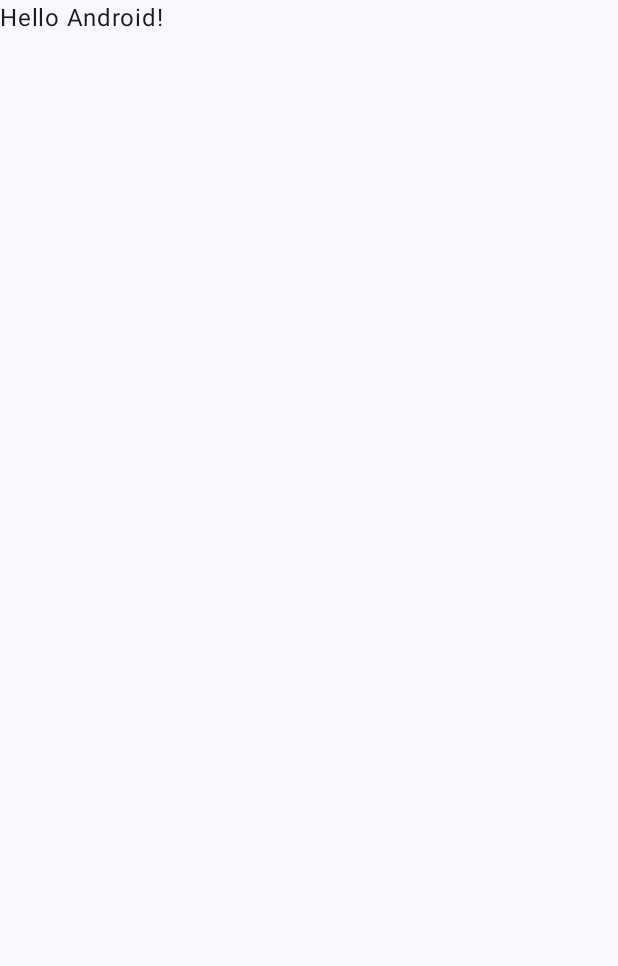
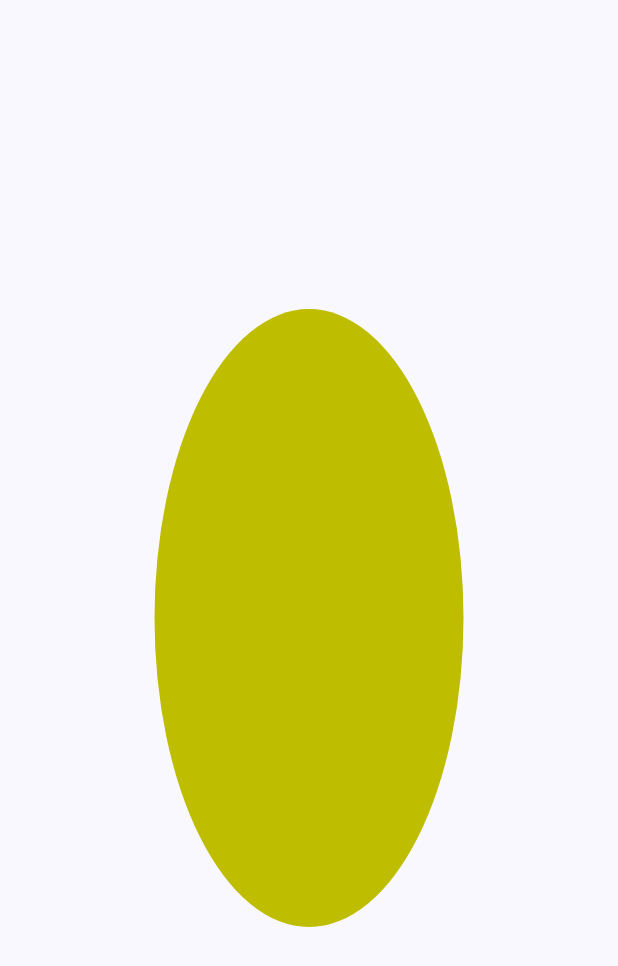
Before and after one commit to philipplackner/AndroidInternals, an Android app built with Jetpack Compose: the screen it shows after launch (MainActivity), on a phone screen of 412 x 824 dp. Before the commit the part shown is almost empty. Shown: the top 966 px of the screen. Run offline under Robolectric (Android 15) with nearby library versions, the phone set to English and light mode, and no system bars.

```diff
--- /dev/null
+++ b/app/src/main/java/com/plcoding/androidinternals/AnimatedCircle.kt
@@ -0,0 +1,51 @@
+package com.plcoding.androidinternals
+
+import androidx.compose.animation.animateColor
+import androidx.compose.animation.core.RepeatMode
+import androidx.compose.animation.core.infiniteRepeatable
+import androidx.compose.animation.core.rememberInfiniteTransition
+import androidx.compose.animation.core.tween
+import androidx.compose.foundation.background
+import androidx.compose.foundation.layout.Box
+import androidx.compose.foundation.layout.padding
+import androidx.compose.runtime.Composable
+import androidx.compose.runtime.getValue
+import androidx.compose.ui.Modifier
+import androidx.compose.ui.draw.drawBehind
+import androidx.compose.ui.geometry.Offset
+import androidx.compose.ui.geometry.Size
+import androidx.compose.ui.graphics.Color
+import androidx.compose.ui.graphics.nativeCanvas
+import androidx.compose.ui.layout.layout
+import androidx.compose.ui.unit.dp
+
+@Composable
+fun AnimatedCircle(modifier: Modifier = Modifier) {
+    val transition = rememberInfiniteTransition()
+    val color by transition.animateColor(
+        initialValue = Color.Red,
+        targetValue = Color.Green,
+        animationSpec = infiniteRepeatable(
+            animation = tween(durationMillis = 1000),
+            repeatMode = RepeatMode.Reverse
+        )
+    )
+    // View: Measurement -> Layout -> Drawing
+    // Compose: Composition -> (Measurement + Layout) -> Drawing
+    Box(
+        modifier = modifier
+            .drawBehind {
+                drawOval(
+                    color = color,
+                    topLeft = Offset(
+                        x = size.width * 0.25f,
+                        y = size.height * 0.25f
+                    ),
+                    size = Size(
+                        width = size.width * 0.5f,
+                        height = size.height * 0.5f
+                    )
+                )
+            }
+    )
+}
--- a/app/src/main/java/com/plcoding/androidinternals/MainActivity.kt
+++ b/app/src/main/java/com/plcoding/androidinternals/MainActivity.kt
@@ -1,16 +1,16 @@
 package com.plcoding.androidinternals
 
 import android.os.Bundle
+import android.widget.TextView
 import androidx.activity.ComponentActivity
 import androidx.activity.compose.setContent
 import androidx.activity.enableEdgeToEdge
 import androidx.compose.foundation.layout.fillMaxSize
 import androidx.compose.foundation.layout.padding
 import androidx.compose.material3.Scaffold
-import androidx.compose.material3.Text
-import androidx.compose.runtime.Composable
 import androidx.compose.ui.Modifier
-import androidx.compose.ui.tooling.preview.Preview
+import androidx.compose.ui.platform.ComposeView
+import androidx.compose.ui.viewinterop.AndroidView
 import com.plcoding.androidinternals.ui.theme.AndroidInternalsTheme
 
 class MainActivity : ComponentActivity() {
@@ -20,28 +20,13 @@ class MainActivity : ComponentActivity() {
         setContent {
             AndroidInternalsTheme {
                 Scaffold(modifier = Modifier.fillMaxSize()) { innerPadding ->
-                    Greeting(
-                        name = "Android",
-                        modifier = Modifier.padding(innerPadding)
+                    AnimatedCircle(
+                        modifier = Modifier
+                            .fillMaxSize()
+                            .padding(innerPadding)
                     )
                 }
             }
         }
     }
 }
-
-@Composable
-fun Greeting(name: String, modifier: Modifier = Modifier) {
-    Text(
-        text = "Hello $name!",
-        modifier = modifier
-    )
-}
-
-@Preview(showBackground = true)
-@Composable
-fun GreetingPreview() {
-    AndroidInternalsTheme {
-        Greeting("Android")
-    }
-}
```
